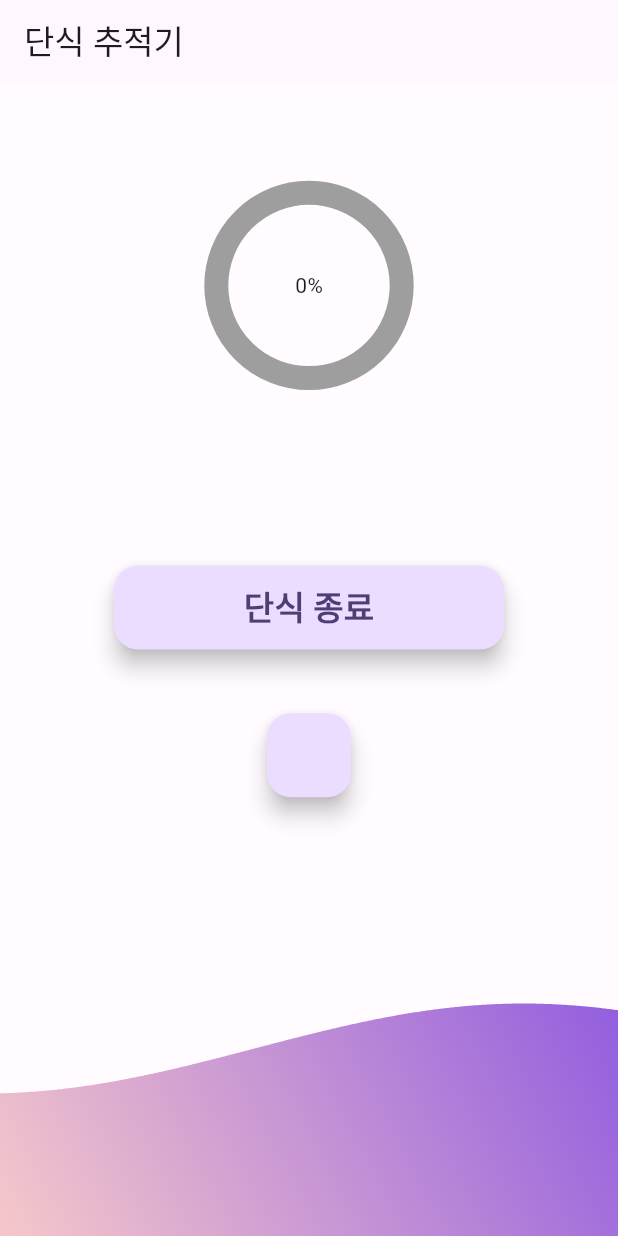
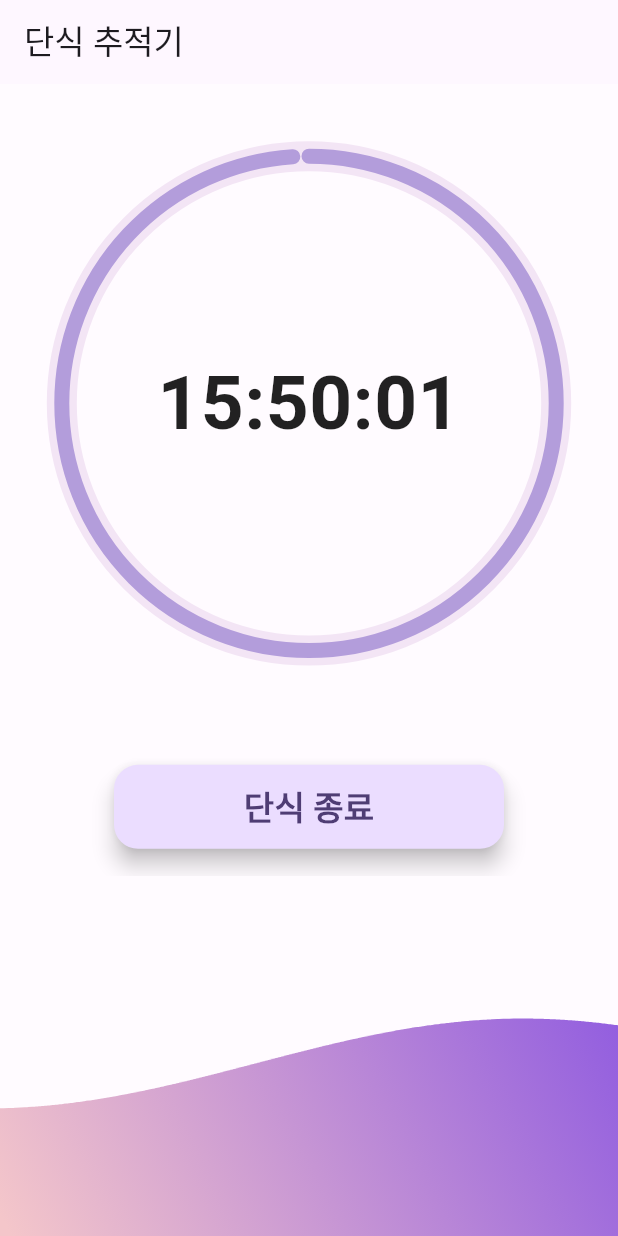
Before and after one commit to Gunbam27/fasting_tracker, a Flutter app: the screen it shows after launch, after a tap on "단식 시작", on a phone screen of 412 x 824 dp. Run offline on Flutter 3.47's test engine with Material 3 defaults, Android fonts, the phone set to English and light mode, and no system bars.

Commit message:
feat : progressbar modify

```diff
--- /dev/null
+++ b/lib/background.dart
@@ -0,0 +1,125 @@
+import 'dart:math';
+
+import 'package:flutter/material.dart';
+
+class BackGround extends StatefulWidget {
+  const BackGround({super.key});
+
+  @override
+  State<BackGround> createState() => _BackGroundState();
+}
+
+class _BackGroundState extends State<BackGround>
+    with SingleTickerProviderStateMixin {
+  late AnimationController _controller;
+  late Animation<Alignment> _topAlignmentAnimation;
+  late Animation<Alignment> _bottomALignmentAnimaition;
+
+  @override
+  void initState() {
+    // TODO: implement initState
+    super.initState();
+    _controller = AnimationController(
+      vsync: this,
+      duration: const Duration(seconds: 4),
+    );
+    _topAlignmentAnimation = TweenSequence<Alignment>([
+      TweenSequenceItem(
+          tween: Tween(begin: Alignment.topLeft, end: Alignment.topRight),
+          weight: 1),
+      TweenSequenceItem(
+          tween: Tween(begin: Alignment.topRight, end: Alignment.bottomRight),
+          weight: 1),
+      TweenSequenceItem(
+          tween: Tween(begin: Alignment.bottomRight, end: Alignment.bottomLeft),
+          weight: 1),
+      TweenSequenceItem(
+          tween: Tween(begin: Alignment.bottomLeft, end: Alignment.topLeft),
+          weight: 1),
+    ]).animate(_controller);
+
+    _bottomALignmentAnimaition = TweenSequence<Alignment>([
+      TweenSequenceItem(
+          tween: Tween(begin: Alignment.bottomRight, end: Alignment.bottomLeft),
+          weight: 1),
+      TweenSequenceItem(
+          tween: Tween(begin: Alignment.bottomLeft, end: Alignment.topLeft),
+          weight: 1),
+      TweenSequenceItem(
+          tween: Tween(begin: Alignment.topLeft, end: Alignment.topRight),
+          weight: 1),
+      TweenSequenceItem(
+          tween: Tween(begin: Alignment.topRight, end: Alignment.bottomRight),
+          weight: 1),
+    ]).animate(_controller);
+
+    _controller.repeat();
+  }
+
+  @override
+  void dispose() {
+    // TODO: implement dispose
+    super.dispose();
+    _controller.dispose();
+  }
+
+  @override
+  Widget build(BuildContext context) {
+    return Center(
+      child: AnimatedBuilder(
+          animation: _controller,
+          builder: (context, _) {
+            return Container(
+              width: 500,
+              height: 240,
+              decoration: BoxDecoration(
+                gradient: LinearGradient(
+                  colors: [const Color(0xff8a55e1), const Color(0xfff4c6ca)],
+                  begin: _topAlignmentAnimation.value,
+                  end: _bottomALignmentAnimaition.value,
+                ),
+              ),
+              child: CustomPaint(
+                painter: _painter(animationValue: _controller.value),
+              ),
+            );
+          }),
+    );
+  }
+}
+
+class _painter extends CustomPainter {
+  final animationValue;
+
+  _painter({required this.animationValue});
+
+  @override
+  void paint(Canvas canvas, Size size) {
+    double heightParameter = 30;
+    double periodParameter = 0.5;
+
+    Paint paint = Paint()
+      ..color = const Color(0xfffffbff)
+      ..style = PaintingStyle.stroke
+      ..strokeWidth = 3;
+
+    Path path = Path();
+    // TODO: do operations here
+
+    for (double i = 0; i < 500; i++) {
+      path.lineTo(
+          i,
+          125 +
+              heightParameter *
+                  sin(animationValue * pi * 2 +
+                      periodParameter * i * (pi / 180)));
+      path.moveTo(i, 0);
+    }
+    path.close();
+
+    canvas.drawPath(path, paint);
+  }
+
+  @override
+  bool shouldRepaint(CustomPainter oldDelegate) => true;
+}
--- a/lib/stop_watch_screen.dart
+++ b/lib/stop_watch_screen.dart
@@ -1,6 +1,7 @@
 import 'dart:async';
 import 'dart:math';
 
+import 'package:fasting_tracker/background.dart';
 import 'package:flutter/material.dart';
 
 class StopWatchScreen extends StatefulWidget {
@@ -14,11 +15,8 @@ class _StopWatchScreenState extends State<StopWatchScreen> {
   Timer? _timer;
 
   int _time = 57600;
-  int _currentTime = 100;
+  int _currentTime = 57000;
   double _progress = 0;
-  double remainTime() {
-    return _currentTime / _time;
-  }
 
   bool _isRunning = false;
 
@@ -50,12 +48,24 @@ class _StopWatchScreenState extends State<StopWatchScreen> {
     _timer = Timer.periodic(const Duration(seconds: 1), (timer) {
       setState(() {
         _currentTime++;
+        _progress = _currentTime / _time;
+        print(_progress);
+        if (_progress >= 1) {
+          _pause(); // 57600초가 지나면 타이머를 멈추도록 함
+        }
       });
     });
   }
 
   void _pause() {
     _timer?.cancel();
+  }
+
+  @override
+  void initState() {
+    // TODO: implement initState
+    super.initState();
+    _progress = _currentTime / _time;
   }
 
   @override
@@ -79,6 +89,7 @@ class _StopWatchScreenState extends State<StopWatchScreen> {
           ),
           CircularProgress(
             progress: _progress,
+            timeFormat: timeFormat(),
           ),
           const SizedBox(height: 40),
           Center(
@@ -104,14 +115,6 @@ class _StopWatchScreenState extends State<StopWatchScreen> {
               ),
             ),
           ),
-          FloatingActionButton(onPressed: () {
-            setState(() {
-              _progress += 1;
-              if (_progress > 57600) {
-                _progress = 0;
-              }
-            });
-          }),
           const BackGround(),
         ],
       ),
@@ -119,132 +122,11 @@ class _StopWatchScreenState extends State<StopWatchScreen> {
   }
 }
 
-class BackGround extends StatefulWidget {
-  const BackGround({super.key});
-
-  @override
-  State<BackGround> createState() => _BackGroundState();
-}
-
-class _BackGroundState extends State<BackGround>
-    with SingleTickerProviderStateMixin {
-  late AnimationController _controller;
-  late Animation<Alignment> _topAlignmentAnimation;
-  late Animation<Alignment> _bottomALignmentAnimaition;
-
-  @override
-  void initState() {
-    // TODO: implement initState
-    super.initState();
-    _controller = AnimationController(
-      vsync: this,
-      duration: const Duration(seconds: 4),
-    );
-    _topAlignmentAnimation = TweenSequence<Alignment>([
-      TweenSequenceItem(
-          tween: Tween(begin: Alignment.topLeft, end: Alignment.topRight),
-          weight: 1),
-      TweenSequenceItem(
-          tween: Tween(begin: Alignment.topRight, end: Alignment.bottomRight),
-          weight: 1),
-      TweenSequenceItem(
-          tween: Tween(begin: Alignment.bottomRight, end: Alignment.bottomLeft),
-          weight: 1),
-      TweenSequenceItem(
-          tween: Tween(begin: Alignment.bottomLeft, end: Alignment.topLeft),
-          weight: 1),
-    ]).animate(_controller);
-
-    _bottomALignmentAnimaition = TweenSequence<Alignment>([
-      TweenSequenceItem(
-          tween: Tween(begin: Alignment.bottomRight, end: Alignment.bottomLeft),
-          weight: 1),
-      TweenSequenceItem(
-          tween: Tween(begin: Alignment.bottomLeft, end: Alignment.topLeft),
-          weight: 1),
-      TweenSequenceItem(
-          tween: Tween(begin: Alignment.topLeft, end: Alignment.topRight),
-          weight: 1),
-      TweenSequenceItem(
-          tween: Tween(begin: Alignment.topRight, end: Alignment.bottomRight),
-          weight: 1),
-    ]).animate(_controller);
-
-    _controller.repeat();
-  }
-
-  @override
-  void dispose() {
-    // TODO: implement dispose
-    super.dispose();
-    _controller.dispose();
-  }
-
-  @override
-  Widget build(BuildContext context) {
-    return Center(
-      child: AnimatedBuilder(
-          animation: _controller,
-          builder: (context, _) {
-            return Container(
-              width: 500,
-              height: 250,
-              decoration: BoxDecoration(
-                gradient: LinearGradient(
-                  colors: [const Color(0xff8a55e1), const Color(0xfff4c6ca)],
-                  begin: _topAlignmentAnimation.value,
-                  end: _bottomALignmentAnimaition.value,
-                ),
-              ),
-              child: CustomPaint(
-                painter: _painter(animationValue: _controller.value),
-              ),
-            );
-          }),
-    );
-  }
-}
-
-class _painter extends CustomPainter {
-  final animationValue;
-
-  _painter({required this.animationValue});
-
-  @override
-  void paint(Canvas canvas, Size size) {
-    double heightParameter = 30;
-    double periodParameter = 0.5;
-
-    Paint paint = Paint()
-      ..color = const Color(0xfffffbff)
-      ..style = PaintingStyle.stroke
-      ..strokeWidth = 2;
-
-    Path path = Path();
-    // TODO: do operations here
-
-    for (double i = 0; i < 500; i++) {
-      path.lineTo(
-          i,
-          125 +
-              heightParameter *
-                  sin(animationValue * pi * 2 +
-                      periodParameter * i * (pi / 180)));
-      path.moveTo(i, 0);
-    }
-    path.close();
-
-    canvas.drawPath(path, paint);
-  }
-
-  @override
-  bool shouldRepaint(CustomPainter oldDelegate) => true;
-}
-
 class CircularProgress extends StatefulWidget {
+  const CircularProgress(
+      {super.key, required this.progress, required this.timeFormat});
   final double progress;
-  const CircularProgress({super.key, required this.progress});
-
+  final String timeFormat;
   @override
   State<CircularProgress> createState() => _CircularProgressState();
 }
@@ -253,11 +135,12 @@ class _CircularProgressState extends State<CircularProgress>
     with TickerProviderStateMixin {
   late AnimationController _animationController;
   Animation<double>? _progressTweenAnimation;
-  final double _circularProgressSize = 0.3;
+  final double _circularProgressSize = 0.8;
   @override
   void initState() {
     // TODO: implement initState
     super.initState();
+
     _animationController =
         AnimationController(vsync: this, duration: Duration(milliseconds: 450));
 
@@ -289,13 +172,18 @@ class _CircularProgressState extends State<CircularProgress>
     return CustomPaint(
       painter: CircularProgressPainter(
           circularProgressSize: size.width * _circularProgressSize,
-          progress: _progressTweenAnimation?.value ?? 0),
+          progress: widget.progress),
       child: Container(
         width: size.width * _circularProgressSize,
         height: size.width * _circularProgressSize,
         child: Center(
           child: Text(
-              "${(_progressTweenAnimation?.value ?? 0).toStringAsFixed(0)}%"),
+            widget.timeFormat,
+            style: TextStyle(
+                color: Colors.black87,
+                fontSize: 50,
+                fontWeight: FontWeight.w600),
+          ),
         ),
       ),
     );
@@ -318,13 +206,13 @@ class CircularProgressPainter extends CustomPainter {
   @override
   void paint(Canvas canvas, Size size) {
     final paintBackground = Paint()
-      ..strokeWidth = 16
-      ..color = Colors.grey
+      ..strokeWidth = 20
+      ..color = Colors.purple.shade50
       ..style = PaintingStyle.stroke;
 
     final paintProgress = Paint()
-      ..strokeWidth = 12
-      ..color = Colors.green
+      ..strokeWidth = 10
+      ..color = Colors.deepPurple.shade200
       ..strokeCap = StrokeCap.round
       ..style = PaintingStyle.stroke;
 
```
